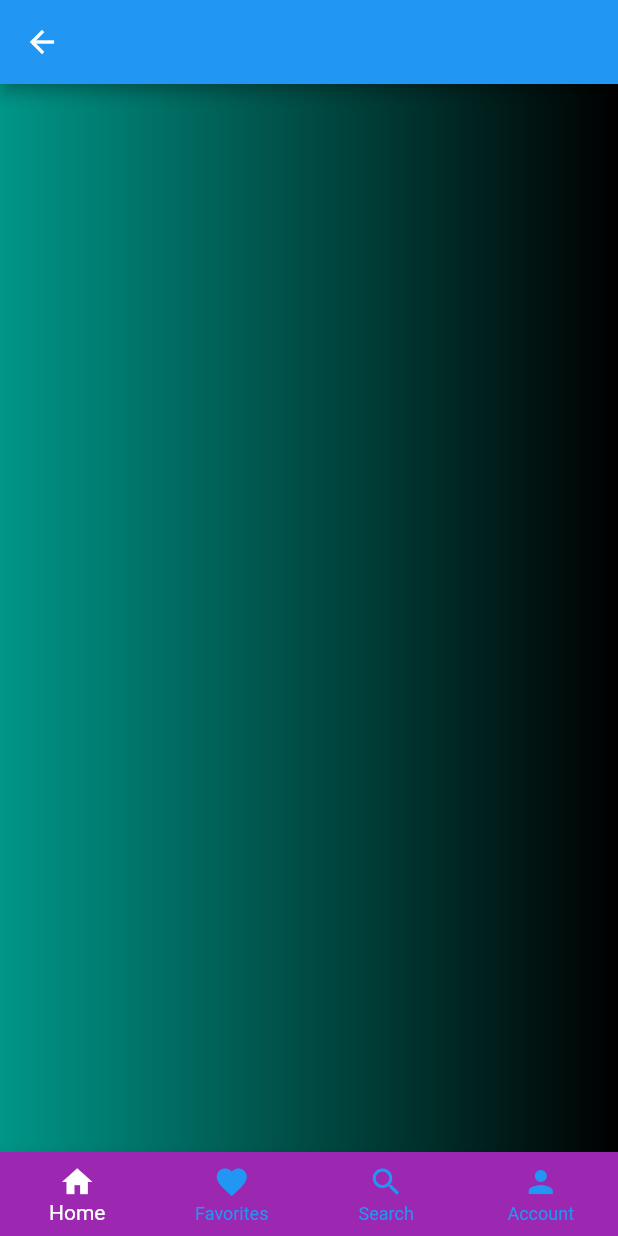
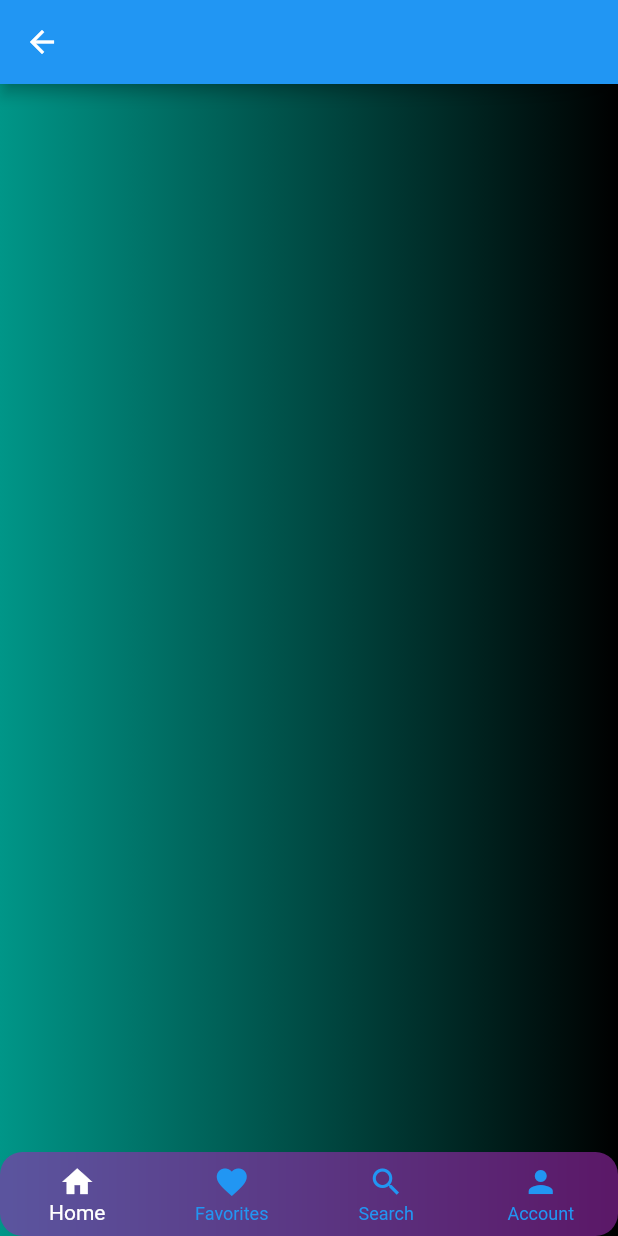
Before and after one commit to sapoepsilon/streamer, a Flutter app: the Navigation screen opened directly with empty values, on a phone screen of 412 x 824 dp. Run offline on Flutter 3.47's test engine with Material 2 defaults, Android fonts, the phone set to English and light mode, and no system bars; drawn by our look-alikes of flutter_platform_widgets; our stand-ins replace audio_service, flutter_cache_manager, just_audio, just_audio_background, loading_animation_widget, shared_preferences; missing offline and left inert: pedantic, siri_wave; accounts and stored records are empty; network calls fail.

Commit message:
almost there

```diff
--- a/lib/navigation.dart
+++ b/lib/navigation.dart
@@ -1,3 +1,6 @@
+import 'dart:ui';
+
+import 'package:flutter/material.dart';
 import 'package:flutter/material.dart';
 import 'package:streamer/home.dart';
 import 'package:streamer/pages/Songs_List.dart';
@@ -25,7 +28,6 @@ class _Navigation extends State<Navigation> {
       SongsList(subSonicContext: context),
       Home(subSonicContext: context),
       // Augusto please add your settings page here
-
     ];
     if (index < 2) {
       return children[index];
@@ -45,21 +47,31 @@ class _Navigation extends State<Navigation> {
     return Scaffold(
       appBar: AppBar(),
       body: _children(widget.subSonicContext, _selectedTab),
-      bottomNavigationBar: BottomNavigationBar(
+      extendBody: true,
+      backgroundColor: Colors.transparent,
+      bottomNavigationBar: ClipRRect(
+          borderRadius: BorderRadius.circular(15.0),
+          child: BackdropFilter(
+              filter: ImageFilter.blur(sigmaX: 10, sigmaY: 10),
+              child: BottomNavigationBar(
+                elevation: 0,
                 type: BottomNavigationBarType.fixed,
-        backgroundColor: Colors.purple,
+                backgroundColor: Color.fromARGB(150, 155, 40, 175),
                 currentIndex: _selectedTab,
                 onTap: (index) => _changeTab(index),
                 selectedItemColor: Colors.white,
                 unselectedItemColor: Colors.blue,
                 items: const [
-          BottomNavigationBarItem(icon: Icon(Icons.home), label: "Home"),
+                  BottomNavigationBarItem(
+                      icon: Icon(Icons.home), label: "Home"),
                   BottomNavigationBarItem(
                       icon: Icon(Icons.favorite), label: "Favorites"),
-          BottomNavigationBarItem(icon: Icon(Icons.search), label: "Search"),
-          BottomNavigationBarItem(icon: Icon(Icons.person), label: "Account"),
+                  BottomNavigationBarItem(
+                      icon: Icon(Icons.search), label: "Search"),
+                  BottomNavigationBarItem(
+                      icon: Icon(Icons.person), label: "Account"),
                 ],
-      ),
+              ))),
     );
   }
 }
```
Also changed, not shown: lib/main.dart (+8 -0 lines), 2 other files. Lines whose indentation alone changed are shown as unchanged.
